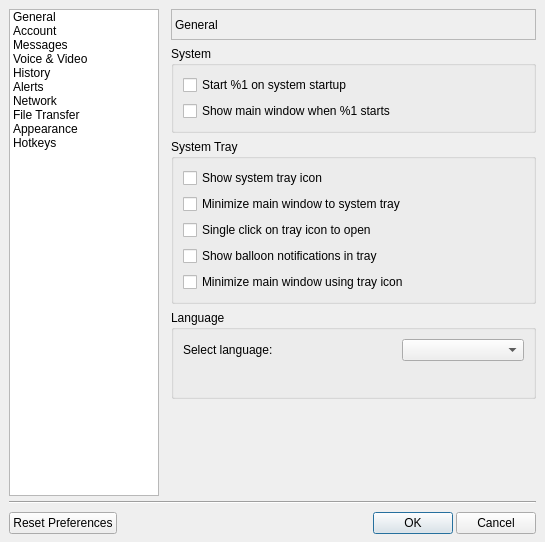
First picture: the form in sources/aformsettings.ui, repository murtisoft/lnmsgr, before the edit.
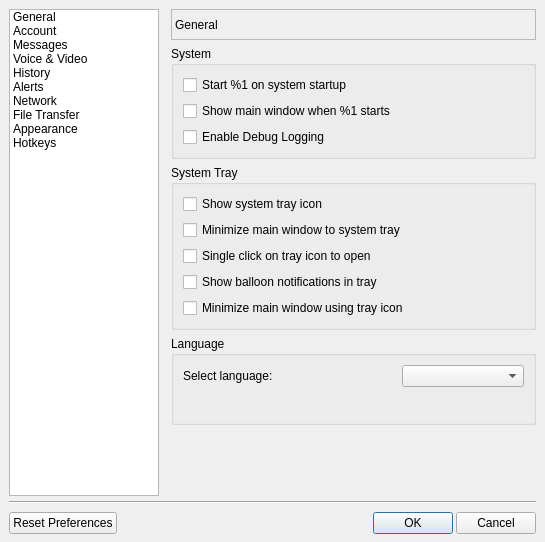
Second picture: the form after the edit. The open tabs and pages were chosen to show the change.

What changed in the file:
```diff
--- a/sources/aformsettings.ui
+++ b/sources/aformsettings.ui
@@ -176,6 +176,13 @@
               </property>
              </widget>
             </item>
+            <item>
+             <widget class="QCheckBox" name="chkDebugLog">
+              <property name="text">
+               <string>Enable Debug Logging</string>
+              </property>
+             </widget>
+            </item>
            </layout>
           </widget>
          </item>
```
Left out of the diff: 22 changed lines with no effect on the pictures.
